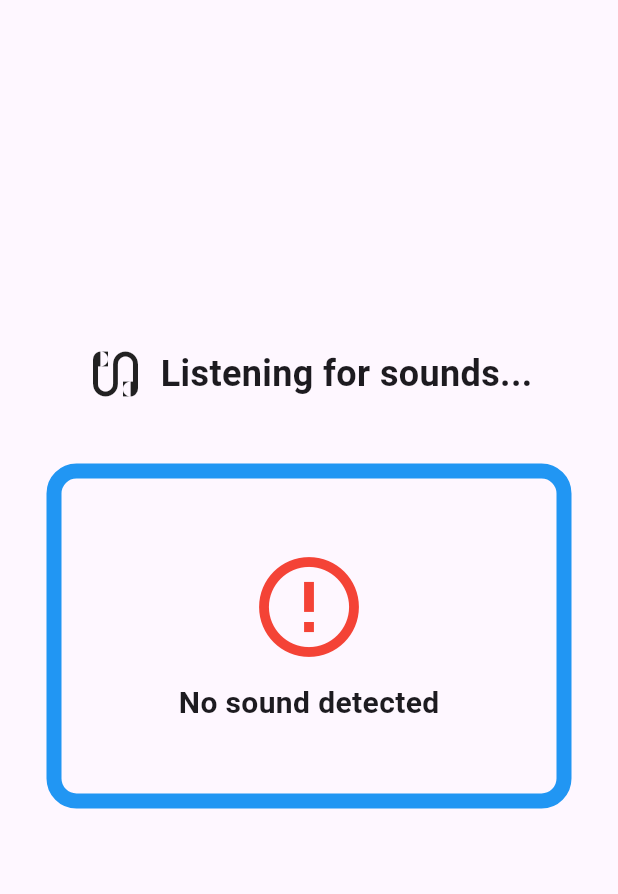
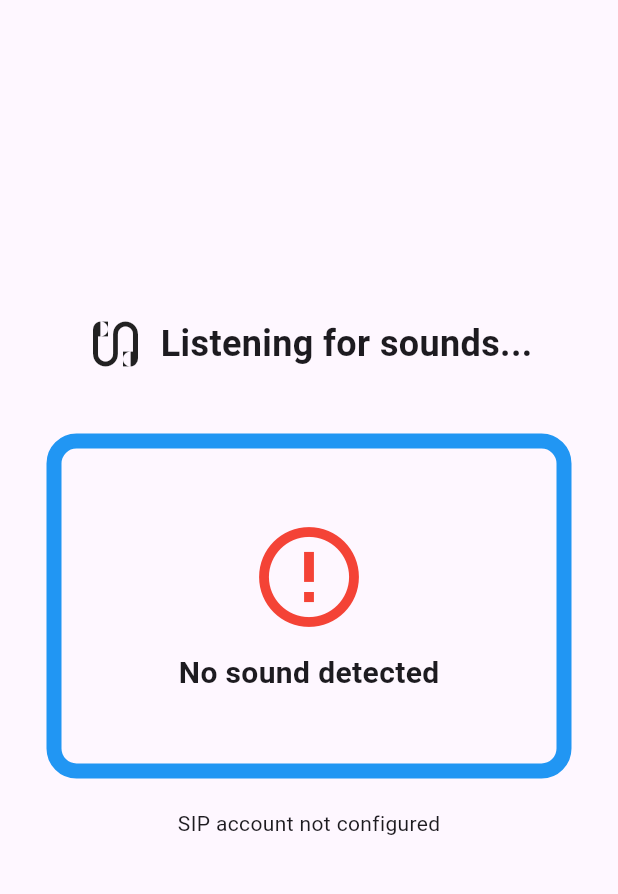
Before and after one commit to usama-sherazi/Sound_detection_app-Flutter-, a Flutter app: the screen it shows after launch, on a phone screen of 412 x 824 dp, the part 84-978 px from its top. Run offline on Flutter 3.47's test engine with Material 3 defaults, Android fonts, the phone set to English and light mode, and no system bars; our stand-ins replace flutter_svg, fluttertoast, shared_preferences; missing offline and left inert: huawei_ml_language, mic_stream; project files that could hold a hidden picture were left out.

Commit message:
adding sip registeration status VN

```diff
--- a/lib/sound_detection.dart
+++ b/lib/sound_detection.dart
@@ -1,13 +1,15 @@
+import 'dart:async';
 import 'dart:io';
+
+import 'package:abto_voip_sdk/sip_wrapper.dart';
 import 'package:flutter/material.dart';
+import 'package:flutter/services.dart';
 import 'package:flutter_svg/svg.dart';
+import 'package:fluttertoast/fluttertoast.dart';
+import 'package:huawei_ml_language/huawei_ml_language.dart';
+import 'package:mic_stream/mic_stream.dart';
 import 'package:shared_preferences/shared_preferences.dart';
-import 'package:mic_stream/mic_stream.dart';
-import 'package:flutter/services.dart';
-import 'package:huawei_ml_language/huawei_ml_language.dart';
-import 'package:fluttertoast/fluttertoast.dart';
-import 'dart:async';
-import 'package:abto_voip_sdk/sip_wrapper.dart';
+
 import 'Settings.dart';
 
 class SoundDetection extends StatefulWidget {
@@ -31,6 +33,7 @@ class _SoundDetectionState extends State<SoundDetection> {
 
   bool _isCallActive = false;
   String _detectedSound = ''; // New state variable for detected sound
+  final ValueNotifier<String> _registeration_status = ValueNotifier<String>("--");
 
   @override
   void initState() {
@@ -49,40 +52,38 @@ class _SoundDetectionState extends State<SoundDetection> {
 
     if (username.isEmpty || password.isEmpty || domain.isEmpty) {
       print('SIP registration details are missing');
+      _registeration_status.value = "SIP account not configured";
       return;
     }
 
     SipWrapper.wrapper.init();
 
     if (Platform.isAndroid) {
-      SipWrapper.wrapper.setLicense(
-          '{Trial0e81_Android-D249-144A-ABEB5BD1-B97D-484B-BFEA-DA604244101E}',
-          '{AufGKw0AgccH6hw/qP88p6K/O33xQGlwF3BCpGLzY6s9w2xzti0JHPOBe9saTPjoHPUnaRwHXO98OjA4bmx/Og==}'
-      );
+      SipWrapper.wrapper.setLicense('{Trial0e81_Android-D249-144A-ABEB5BD1-B97D-484B-BFEA-DA604244101E}',
+          '{AufGKw0AgccH6hw/qP88p6K/O33xQGlwF3BCpGLzY6s9w2xzti0JHPOBe9saTPjoHPUnaRwHXO98OjA4bmx/Og==}');
     } else if (Platform.isIOS) {
-      SipWrapper.wrapper.setLicense(
-          '{Trial0e81_iOS-D249-147A-BBEB5BD1-B97D-484B-BFEA-DA604244101E}',
-          '{Ix6BNIR+1jeZRkZ17CQ6LsHEgu9l7+md9CjIM0N94cbErGCcDS01hcEvCdfw6W4p037IkZpEwoCBfzUaMfYmZg==}'
-      );
+      SipWrapper.wrapper.setLicense('{Trial0e81_iOS-D249-147A-BBEB5BD1-B97D-484B-BFEA-DA604244101E}',
+          '{Ix6BNIR+1jeZRkZ17CQ6LsHEgu9l7+md9CjIM0N94cbErGCcDS01hcEvCdfw6W4p037IkZpEwoCBfzUaMfYmZg==}');
     }
 
-    SipWrapper.wrapper.register(
-        domain, '', username, password, '', 'Flutter_APP', 3600
-    );
-
+    SipWrapper.wrapper.register(domain, '', username, password, '', 'Flutter_APP', 3600);
+    _registeration_status.value = "SIP registering";
     SipWrapper.wrapper.registerListener = RegisterListener(onRegistered: () {
       print('SIP Registered successfully');
       setState(() {
         _isRegistered = true;
         _isRegistering = false;
+        _registeration_status.value = "SIP Registered";
       });
     }, onRegistrationFailed: () {
       print('SIP Registration failed');
+      _registeration_status.value = "SIP Registration failed";
       setState(() {
         _isRegistering = false;
       });
     }, onUnregistered: () {
       print('SIP Unregistered');
+      _registeration_status.value = "SIP Unregistered";
       setState(() {
         _isRegistered = false;
         _isRegistering = false;
@@ -93,11 +94,18 @@ class _SoundDetectionState extends State<SoundDetection> {
       print('Call connected with number: $number');
       setState(() {
         _isCallActive = true;
+        _registeration_status.value = "SIP on Active Call";
       });
     }, callDisconnected: () {
       print('Call disconnected');
       setState(() {
         _isCallActive = false;
+        if (_isRegistered)
+          _registeration_status.value = "SIP on Active Call";
+        else if (_isRegistering)
+          _registeration_status.value = "SIP Registering";
+        else
+          _registeration_status.value = "SIP Registeration failed";
       });
     });
   }
@@ -252,9 +260,7 @@ class _SoundDetectionState extends State<SoundDetection> {
         ],
       ),
       body: Center(
-        child: Column(
-          mainAxisAlignment: MainAxisAlignment.center,
-          children: <Widget>[
+        child: Column(mainAxisAlignment: MainAxisAlignment.center, children: <Widget>[
           const Row(
             mainAxisAlignment: MainAxisAlignment.center,
             children: [
@@ -352,8 +358,18 @@ class _SoundDetectionState extends State<SoundDetection> {
                     ),
             ),
           ),
-          ],
+          const SizedBox(height: 20.0),
+          ValueListenableBuilder<String >(
+            valueListenable: _registeration_status,
+            builder: (BuildContext context, String value,child) {
+              return Text(
+                '$value',
+               // style: Theme.of(context).textTheme.headline4,
+              );
+            },
           ),
+         // Text(_registeration_status.value),
+        ]),
       ),
     );
   }
```
Also changed, not shown: 1 other file. Lines whose indentation alone changed are shown as unchanged.
